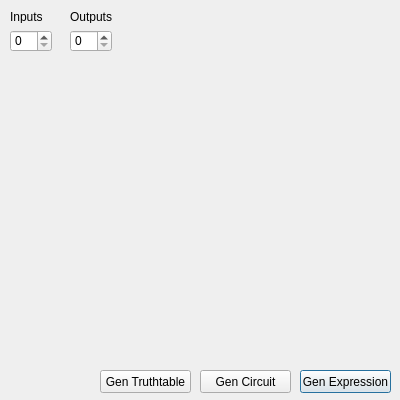
Old version of the form Application/Logic_Gate_Simulator/Dialogs/dlg_karnaughmap.ui in the repository ElliotHarding/Logic-Gate-Simulator.
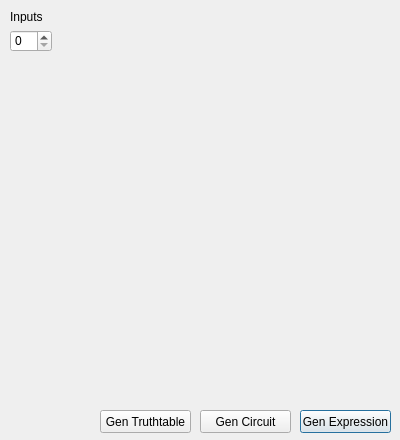
New version of the form.

Diff of the .ui file:
```diff
--- a/Application/Logic_Gate_Simulator/Dialogs/dlg_karnaughmap.ui
+++ b/Application/Logic_Gate_Simulator/Dialogs/dlg_karnaughmap.ui
@@ -7,25 +7,12 @@
     <x>0</x>
     <y>0</y>
     <width>400</width>
-    <height>400</height>
+    <height>440</height>
    </rect>
   </property>
   <property name="windowTitle">
    <string>Dialog</string>
   </property>
-  <widget class="QLabel" name="lbl_outputs">
-   <property name="geometry">
-    <rect>
-     <x>70</x>
-     <y>10</y>
-     <width>47</width>
-     <height>13</height>
-    </rect>
-   </property>
-   <property name="text">
-    <string>Outputs</string>
-   </property>
-  </widget>
   <widget class="QLabel" name="lbl_inputs">
    <property name="geometry">
     <rect>
@@ -53,7 +40,7 @@
    <property name="geometry">
     <rect>
      <x>300</x>
-     <y>370</y>
+     <y>410</y>
      <width>91</width>
      <height>23</height>
     </rect>
@@ -66,7 +53,7 @@
    <property name="geometry">
     <rect>
      <x>200</x>
-     <y>370</y>
+     <y>410</y>
      <width>91</width>
      <height>23</height>
     </rect>
@@ -75,21 +62,11 @@
     <string>Gen Circuit</string>
    </property>
   </widget>
-  <widget class="QSpinBox" name="spinBox_outputs">
-   <property name="geometry">
-    <rect>
-     <x>70</x>
-     <y>30</y>
-     <width>42</width>
-     <height>22</height>
-    </rect>
-   </property>
-  </widget>
   <widget class="QPushButton" name="btn_truthTable">
    <property name="geometry">
     <rect>
      <x>100</x>
-     <y>370</y>
+     <y>410</y>
      <width>91</width>
      <height>23</height>
     </rect>
```
